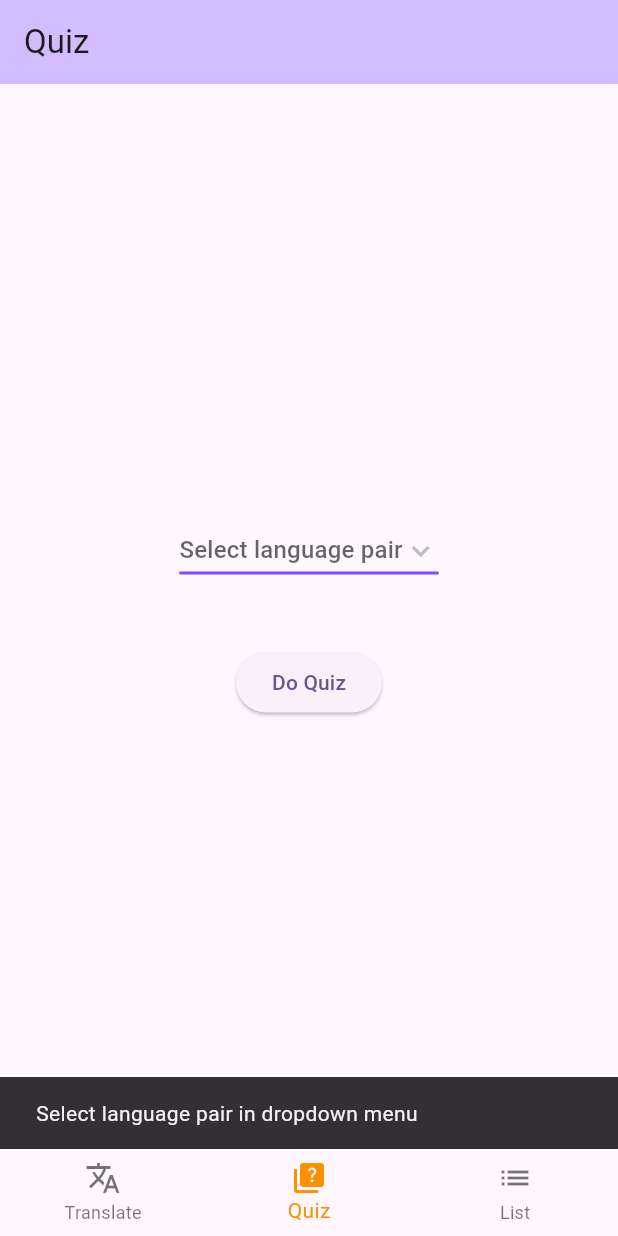
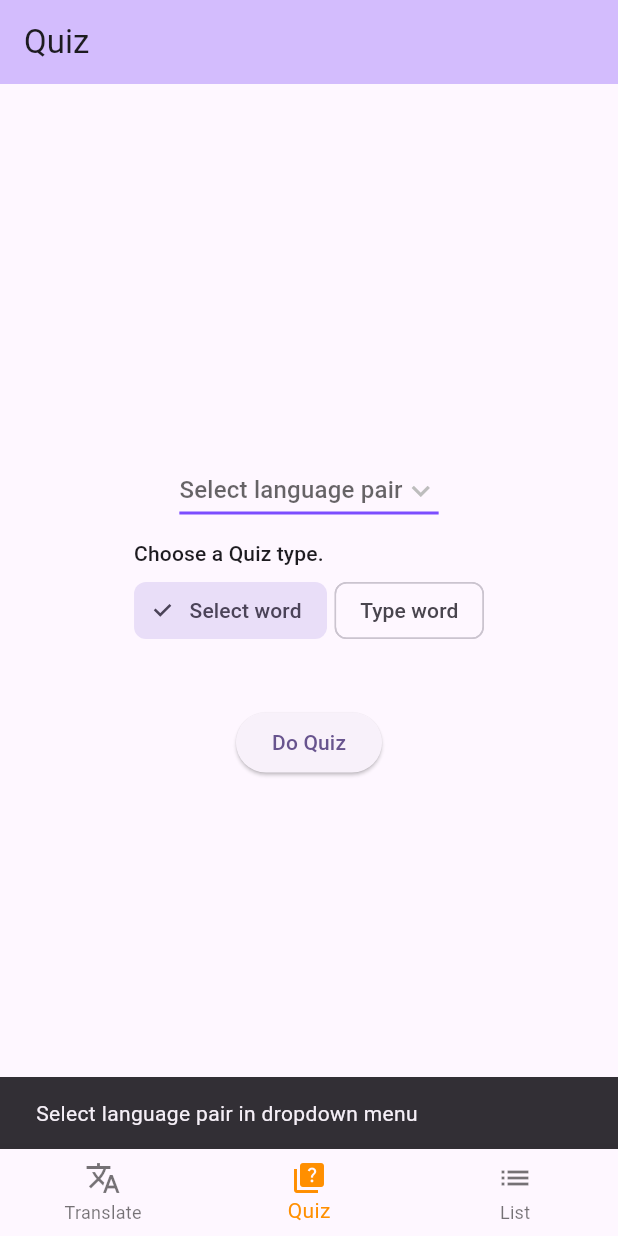
Before and after one commit to MWschutte/translate-save-and-list, a Flutter app: the screen it shows after launch, item 2 of the bottom bar chosen, after a tap on "Do Quiz", on a phone screen of 412 x 824 dp. Run offline on Flutter 3.47's test engine with Material 2 defaults, Android fonts, the phone set to English and light mode, and no system bars; our stand-ins replace sqflite; missing offline and left inert: google_mlkit_translation; accounts and stored records are empty.

Commit message:
Add select word quiz type to Quiz.

```diff
--- /dev/null
+++ b/lib/enums.dart
@@ -0,0 +1,17 @@
+
+enum QuizType {
+  selectWord,
+  typeWord
+}
+
+extension QuizTypeExtension on QuizType {
+
+  String get displayTitle {
+    switch (this) {
+      case QuizType.typeWord:
+        return 'Type word';
+      case QuizType.selectWord:
+        return 'Select word';
+    }
+  }
+}
--- a/lib/pages/quiz_page.dart
+++ b/lib/pages/quiz_page.dart
@@ -1,4 +1,5 @@
 import 'package:flutter/material.dart';
+import 'package:translate_save_and_list/enums.dart';
 import 'package:translate_save_and_list/mixins/language_pair_mixin.dart';
 import 'package:translate_save_and_list/models/language_pair.dart';
 import 'package:translate_save_and_list/pages/do_quiz_page.dart';
@@ -12,11 +13,15 @@ class QuizPage extends StatefulWidget {
 
 class _QuizPageState extends State<QuizPage> with LanguagePairMixin {
   LanguagePair? selectedLanguagePair;
+  QuizType selectedQuizType = QuizType.selectWord;
 
   @override
   Widget build(BuildContext context) {
     return Center(
-        child: Column(mainAxisAlignment: MainAxisAlignment.center, children: [
+        child: Column(
+            mainAxisAlignment: MainAxisAlignment.center,
+            crossAxisAlignment: CrossAxisAlignment.center,
+            children: [
           DropdownButton<LanguagePair>(
             hint: const Text("Select language pair"),
             value: selectedLanguagePair,
@@ -42,14 +47,36 @@ class _QuizPageState extends State<QuizPage> with LanguagePairMixin {
               );
             }).toList(),
           ),
+          Column(
+            crossAxisAlignment: CrossAxisAlignment.start,
+            children: [
+              Padding(
+                padding: const EdgeInsets.fromLTRB(0, 8, 0, 4),
+                child: Text('Choose a Quiz type.',
+                    style: Theme.of(context).textTheme.labelLarge),
+              ),
+              Wrap(
+                spacing: 5,
+                children: QuizType.values
+                    .map((QuizType quizType) => ChoiceChip(
+                        label: Text(quizType.displayTitle),
+                        selected: quizType == selectedQuizType,
+                        onSelected: (_) => setState(() {
+                              selectedQuizType = quizType;
+                            })))
+                    .toList(),
+              ),
+            ],
+          ),
           Padding(
             padding: const EdgeInsets.fromLTRB(0, 40, 0, 0),
-        child: ElevatedButton(onPressed: _doQuiz, child: const Text('Do Quiz')),
+            child: ElevatedButton(
+                onPressed: _doQuiz, child: const Text('Do Quiz')),
           )
         ]));
   }
 
-  void _doQuiz () {
+  void _doQuiz() {
     LanguagePair? slp = selectedLanguagePair;
     if (slp == null) {
       ScaffoldMessenger.of(context).showSnackBar(const SnackBar(
@@ -58,10 +85,7 @@ class _QuizPageState extends State<QuizPage> with LanguagePairMixin {
       return;
     }
 
-    Navigator.push(
-      context,
-      MaterialPageRoute(
-          builder: (context) => DoQuizPage(languagePair: slp)));
+    Navigator.push(context,
+        MaterialPageRoute(builder: (context) => DoQuizPage(languagePair: slp, quizType: selectedQuizType)));
   }
-
 }
```
Also changed, not shown: lib/database/database_provider.dart (+24 -0 lines), lib/pages/do_quiz_page.dart (+107 -24 lines). Lines whose indentation alone changed are shown as unchanged.
